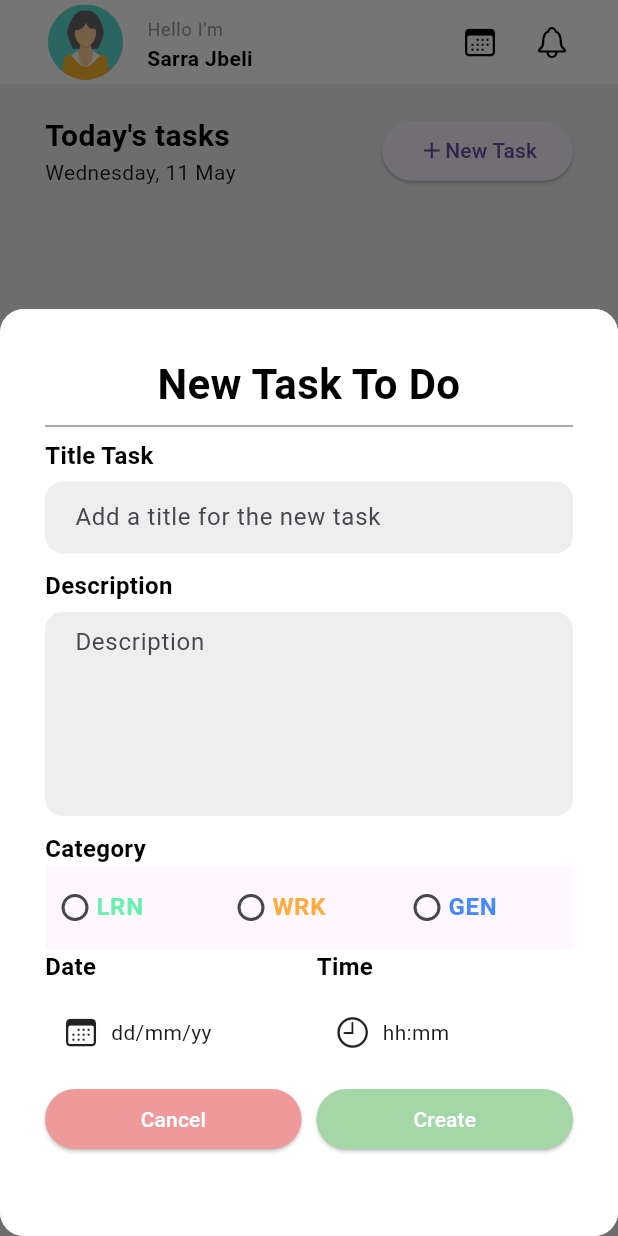
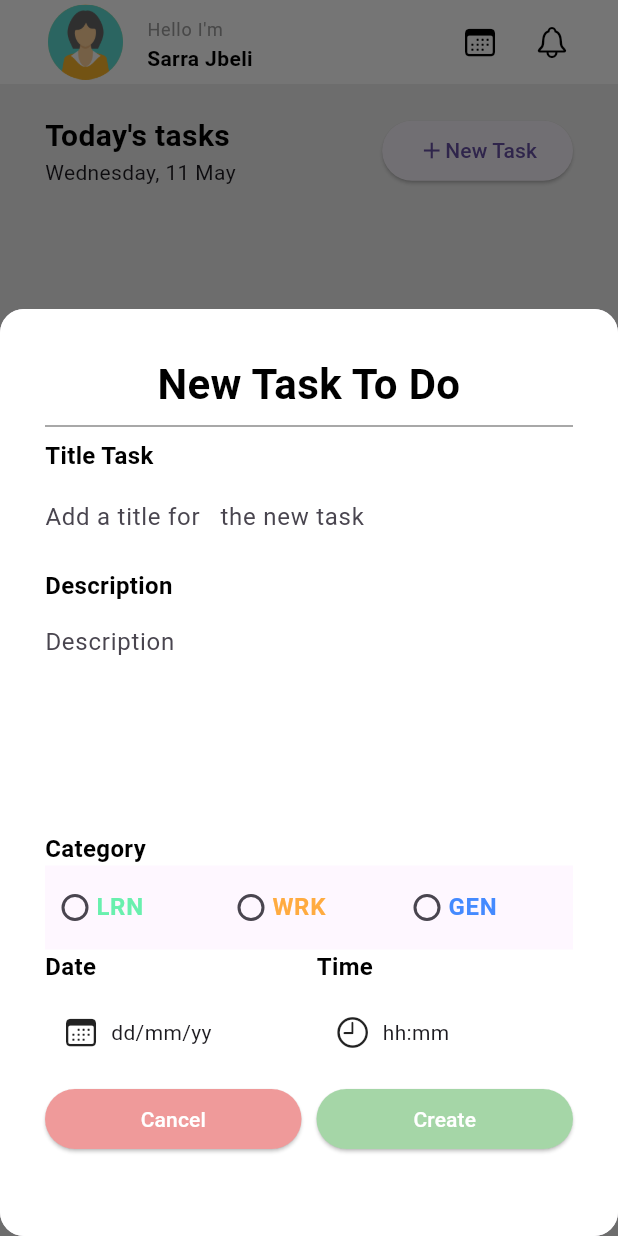
Before and after one commit to sarahdjebali/ToDo, a Flutter app: the screen it shows after launch, after a tap on "New Task", on a phone screen of 412 x 824 dp. Run offline on Flutter 3.47's test engine with Material 3 defaults, Android fonts, the phone set to English and light mode, and no system bars; our stand-ins replace cloud_firestore, firebase_core, flutter_riverpod; missing offline and left inert: dart:ffi; accounts and stored records are empty.

```diff
--- a/lib/View/home_page.dart
+++ b/lib/View/home_page.dart
@@ -62,9 +62,9 @@ class HomePage extends ConsumerWidget {
               Row(
                 mainAxisAlignment: MainAxisAlignment.spaceBetween,
                 children: [
-                  Column(
+                  const Column(
                     crossAxisAlignment: CrossAxisAlignment.start,
-                    children: const [
+                    children: [
                       Text(
                         'Today\'s tasks',
                         style: TextStyle(
@@ -85,8 +85,8 @@ class HomePage extends ConsumerWidget {
                         builder: (context) => AddNewTask(),
                       );
                     },
-                    child: Row(
-                      children: const [
+                    child: const Row(
+                      children: [
                         Icon(Icons.add),
                         Text('New Task'),
                       ],
--- a/lib/common/show.dart
+++ b/lib/common/show.dart
@@ -9,21 +9,24 @@ import '../provider/dateTime_provider.dart';
 import '../provider/radio_provider.dart';
 import '../widget/DateTime_Widget.dart';
 import '../widget/radio_widget.dart';
-import '../widget/textField_widget.dart';
 
-class AddNewTask extends ConsumerWidget {
-  AddNewTask({
-    super.key,
-  });
-
-  final titleController= TextEditingController();
-  final descriptionController= TextEditingController();
+class AddNewTask extends ConsumerStatefulWidget {
+  AddNewTask({super.key});
 
   @override
-  Widget build(BuildContext context, WidgetRef ref) {
+  _AddNewTaskState createState() => _AddNewTaskState();
+}
+
+class _AddNewTaskState extends ConsumerState<AddNewTask> {
+  final TextEditingController titleController = TextEditingController();
+  final TextEditingController descriptionController = TextEditingController();
+
+  @override
+  Widget build(BuildContext context) {
     final dateProv = ref.watch(dateProvider);
+
     return Container(
-      padding: EdgeInsets.all(30),
+      padding: const EdgeInsets.all(30),
       height: MediaQuery.of(context).size.height * 0.75,
       decoration: BoxDecoration(
         color: Colors.white,
@@ -32,7 +35,7 @@ class AddNewTask extends ConsumerWidget {
       child: Column(
         crossAxisAlignment: CrossAxisAlignment.center,
         children: [
-          Text(
+          const Text(
             'New Task To Do',
             textAlign: TextAlign.center,
             style: TextStyle(
@@ -41,29 +44,44 @@ class AddNewTask extends ConsumerWidget {
               color: Colors.black,
             ),
           ),
-          Divider(
+          const Divider(
             thickness: 1.2,
             color: Colors.grey,
           ),
           Column(
             crossAxisAlignment: CrossAxisAlignment.start,
             children: [
-              Text(
+              const Text(
                 'Title Task',
                 style: AppStyle.headingOne,
               ),
-              SizedBox(height: 6),
-              TextFieldWidget(
-                  maxLine: 1, hintText: 'Add a title for the new task', txtController: titleController, ),
-              SizedBox(height: 10),
-              Text(
+              const SizedBox(height: 6),
+              TextFormField(
+                controller: titleController,
+                decoration: const InputDecoration(
+                  enabledBorder: InputBorder.none,
+                  focusedBorder: InputBorder.none,
+                  hintText: 'Add a title for   the new task',
+                ),
+                maxLines: 1,
+              ),
+              const SizedBox(height: 10),
+              const Text(
                 'Description',
                 style: AppStyle.headingOne,
               ),
-              SizedBox(height: 6),
-              TextFieldWidget(maxLine: 5, hintText: 'Description', txtController: descriptionController, ),
-              SizedBox(height: 10),
-              Text(
+              const SizedBox(height: 6),
+              TextFormField(
+                controller: descriptionController,
+                decoration: const InputDecoration(
+                  enabledBorder: InputBorder.none,
+                  focusedBorder: InputBorder.none,
+                  hintText: 'Description',
+                ),
+                maxLines: 5,
+              ),
+              const SizedBox(height: 10),
+              const Text(
                 'Category',
                 style: AppStyle.headingOne,
               ),
@@ -110,16 +128,16 @@ class AddNewTask extends ConsumerWidget {
                         context: context,
                         initialDate: DateTime.now(),
                         firstDate: DateTime(2021),
-                          lastDate: DateTime(2030));
+                        lastDate: DateTime(2030),
+                      );
                       if (getValue != null) {
                         final format = DateFormat.yMEd();
-                        ref
-                            .read(dateProvider.notifier)
+                        ref.read(dateProvider.notifier)
                             .update((state) => format.format(getValue));
                       }
                     },
                   ),
-                  SizedBox(width: 10),
+                  const SizedBox(width: 10),
                   DateTimeWidget(
                     titleText: 'Time',
                     valueText: ref.watch(timeProvider),
@@ -130,58 +148,56 @@ class AddNewTask extends ConsumerWidget {
                         initialTime: TimeOfDay.now(),
                       );
                       if (getTime != null) {
-                        ref
-                            .read(timeProvider.notifier)
+                        ref.read(timeProvider.notifier)
                             .update((state) => getTime.format(context));
                       }
                     },
                   ),
                 ],
               ),
-              SizedBox(
-                height: 10,
-              ),
+              const SizedBox(height: 10),
               Row(
                 children: [
                   Expanded(
                     child: ElevatedButton(
                       style: ElevatedButton.styleFrom(
                         backgroundColor: Colors.red.shade200,
-                            foregroundColor: Colors.white),
+                        foregroundColor: Colors.white,
+                      ),
                       onPressed: () => Navigator.pop(context),
-                        child: Text('Cancel'),
-                      )),
-                  SizedBox(
-                    width: 10,
+                      child: const Text('Cancel'),
                     ),
+                  ),
+                  const SizedBox(width: 10),
                   Expanded(
                     child: ElevatedButton(
                       style: ElevatedButton.styleFrom(
                         backgroundColor: Colors.green.shade200,
-                            foregroundColor: Colors.white),
+                        foregroundColor: Colors.white,
+                      ),
                       onPressed: () {
-
                         final getRadioValue = ref.read(radioProvider);
-                          String Category ='';
-                          switch (getRadioValue){
+                        String category = '';
+                        switch (getRadioValue) {
                           case 1:
-                              Category = 'Learning';
+                            category = 'Learning';
                             break;
                           case 2:
-                              Category ='Working';
+                            category = 'Working';
                             break;
                           case 3:
-                              Category= 'General';
+                            category = 'General';
                             break;
-
                         }
                         ref.read(serviceProvider).addNewTask(
-                              TodoModel(titleTask: titleController.text,
+                          TodoModel(
+                            titleTask: titleController.text,
                             description: descriptionController.text,
-                                  Category: Category,
+                            Category: category,
                             dateTask: ref.read(dateProvider),
                             timeTask: ref.read(timeProvider),
-                                  isDone: false,),
+                            isDone: false,
+                          ),
                         );
 
                         titleController.clear();
@@ -189,14 +205,22 @@ class AddNewTask extends ConsumerWidget {
                         ref.read(radioProvider.notifier).update((state) => 0);
                         Navigator.pop(context);
                       },
-                        child: Text('Create'),
-                      )),
+                      child: const Text('Create'),
+                    ),
+                  ),
                 ],
-              )
+              ),
             ],
           ),
         ],
       ),
     );
   }
+
+  @override
+  void dispose() {
+    titleController.dispose();
+    descriptionController.dispose();
+    super.dispose();
   }
+}
--- a/lib/widget/textField_widget.dart
+++ /dev/null
@@ -1,37 +0,0 @@
-import 'package:flutter/material.dart';
-
-class TextFieldWidget extends StatelessWidget {
-  const TextFieldWidget ({
-    super.key,
-    required this.maxLine,
-    required this.hintText,
-    required this.txtController,
-
-  });
-
-  final String hintText;
-  final int maxLine;
-  final TextEditingController txtController;
-
-
-
-
-
-  @override
-  Widget build(BuildContext context){
-    return Container(
-        padding: const EdgeInsets.symmetric(horizontal: 20),
-        decoration: BoxDecoration(color: Colors.grey.shade200,
-          borderRadius: BorderRadius.circular(12),
-        ),
-        child:  TextField(
-          controller: txtController,
-          decoration: InputDecoration(
-              enabledBorder: InputBorder.none,
-              focusedBorder: InputBorder.none,
-              hintText: hintText
-          ),
-          maxLines: maxLine,
-        ));
-  }
-}
```
Also changed, not shown: pubspec.lock. Lines whose indentation alone changed are shown as unchanged.
